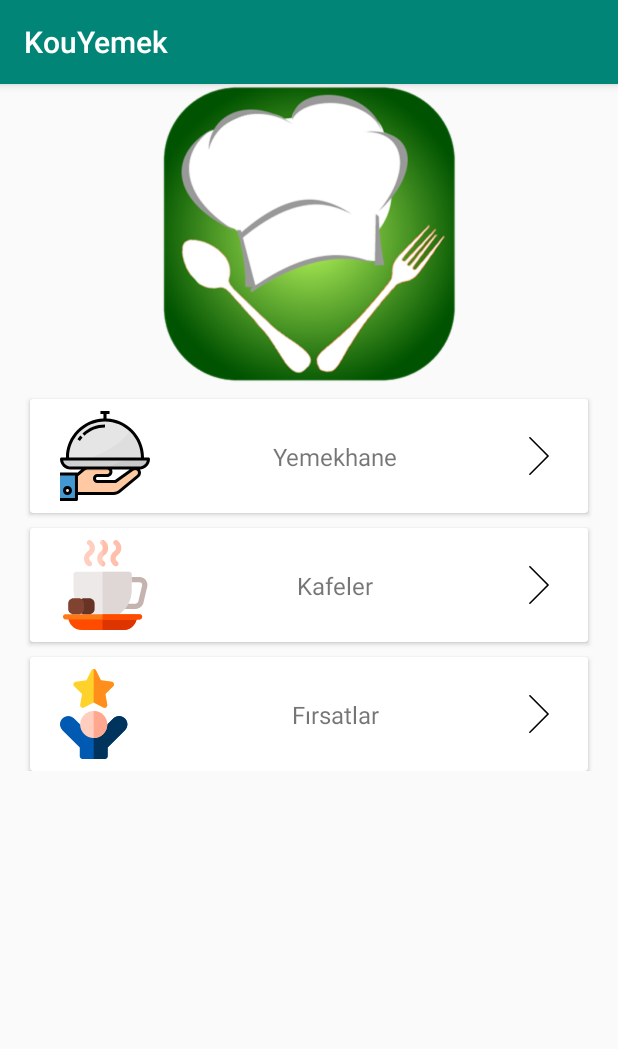
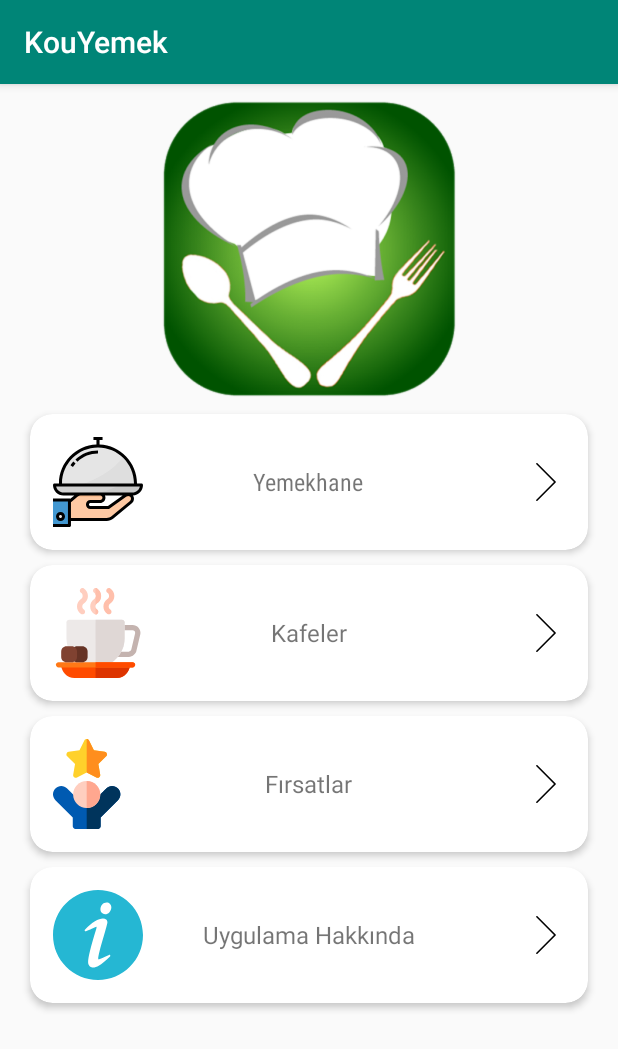
Before and after one commit to merdo988/kouyemek, an Android app: the screen it shows after launch (MainActivity), on a phone screen of 412 x 824 dp. Shown: the top 1049 px of the screen. Run offline under Robolectric (Android 15) with nearby library versions, the light colour scheme and no system bars.

Commit message:
AnaEkran Düzenlendi

```diff
--- /dev/null
+++ b/app/src/main/res/drawable/info_icon.xml
@@ -0,0 +1,17 @@
+<?xml version="1.0" encoding="utf-8"?>
+<vector xmlns:android="http://schemas.android.com/apk/res/android"
+    android:width="496.158dp"
+    android:height="496.158dp"
+    android:viewportWidth="496.158"
+    android:viewportHeight="496.158">
+
+    <path
+        android:fillColor="#25B7D3"
+        android:pathData="M496.158,248.085c0-137.022-111.069-248.082-248.075-248.082C111.07,0.003,0,111.063,0,248.085 c0,137.001,111.07,248.07,248.083,248.07C385.089,496.155,496.158,385.086,496.158,248.085z" />
+    <path
+        android:fillColor="#FFFFFF"
+        android:pathData="M315.249,359.555c-1.387-2.032-4.048-2.755-6.27-1.702c-24.582,11.637-52.482,23.94-57.958,25.015 c-0.138-0.123-0.357-0.348-0.644-0.737c-0.742-1.005-1.103-2.318-1.103-4.015c0-13.905,10.495-56.205,31.192-125.719 c17.451-58.406,19.469-70.499,19.469-74.514c0-6.198-2.373-11.435-6.865-15.146c-4.267-3.519-10.229-5.302-17.719-5.302 c-12.459,0-26.899,4.73-44.146,14.461c-16.713,9.433-35.352,25.41-55.396,47.487c-1.569,1.729-1.733,4.314-0.395,6.228 c1.34,1.915,3.825,2.644,5.986,1.764c7.037-2.872,42.402-17.359,47.557-20.597c4.221-2.646,7.875-3.989,10.861-3.989 c0.107,0,0.199,0.004,0.276,0.01c0.036,0.198,0.07,0.5,0.07,0.933c0,3.047-0.627,6.654-1.856,10.703 c-30.136,97.641-44.785,157.498-44.785,182.994c0,8.998,2.501,16.242,7.432,21.528c5.025,5.393,11.803,8.127,20.146,8.127 c8.891,0,19.712-3.714,33.08-11.354c12.936-7.392,32.68-23.653,60.363-49.717C316.337,364.326,316.636,361.587,315.249,359.555z" />
+    <path
+        android:fillColor="#FFFFFF"
+        android:pathData="M314.282,76.672c-4.925-5.041-11.227-7.597-18.729-7.597c-9.34,0-17.475,3.691-24.176,10.971 c-6.594,7.16-9.938,15.946-9.938,26.113c0,8.033,2.463,14.69,7.32,19.785c4.922,5.172,11.139,7.794,18.476,7.794 c8.958,0,17.049-3.898,24.047-11.586c6.876-7.553,10.363-16.433,10.363-26.393C321.646,88.105,319.169,81.684,314.282,76.672z" />
+</vector>
--- a/app/src/main/res/layout/activity_main.xml
+++ b/app/src/main/res/layout/activity_main.xml
@@ -1,4 +1,10 @@
 <?xml version="1.0" encoding="utf-8"?>
+
+<ScrollView xmlns:android="http://schemas.android.com/apk/res/android"
+    android:layout_width="fill_parent"
+    android:layout_height="fill_parent"
+    android:orientation="vertical" >
+
 <LinearLayout xmlns:android="http://schemas.android.com/apk/res/android"
     xmlns:app="http://schemas.android.com/apk/res-auto"
     xmlns:tools="http://schemas.android.com/tools"
@@ -7,184 +13,191 @@
     android:orientation="vertical"
     tools:context=".MainActivity">
 
+
+<RelativeLayout
+    android:layout_width="match_parent"
+    android:layout_height="wrap_content"
+    android:layout_marginTop="10dp">
+
     <ImageView
         android:id="@+id/sc1UstIcon"
         android:layout_width="200dp"
-        android:layout_gravity="center"
         android:layout_height="200dp"
-        app:srcCompat="@drawable/sc1AnaIcon" />
+        android:layout_centerHorizontal="true"
+        app:srcCompat="@drawable/sc1anaicon" />
+</RelativeLayout>
 
-    <android.support.v7.widget.CardView
+    <android.support.v7.widget.CardView xmlns:card_view="http://schemas.android.com/apk/res-auto"
         android:id="@+id/cardYemekhane"
         android:layout_width="match_parent"
         android:layout_height="wrap_content"
         android:layout_marginLeft="20dp"
         android:layout_marginTop="10dp"
-        android:layout_marginRight="20dp">
+        android:layout_marginRight="20dp"
+        card_view:cardElevation="3dp"
+        card_view:cardCornerRadius="15dp">
+        <RelativeLayout
 
-        <android.support.constraint.ConstraintLayout
+            android:id="@+id/card_view_outerrrr"
             android:layout_width="match_parent"
-            android:layout_height="match_parent">
-
+            android:layout_height="wrap_content"
+            android:padding="15dp"
+            >
             <ImageView
                 android:id="@+id/sc1yemekhaneicon"
                 android:layout_width="60dp"
                 android:layout_height="60dp"
-                android:layout_marginLeft="20dp"
-                android:layout_marginTop="8dp"
-                android:layout_marginBottom="8dp"
                 android:src="@drawable/sc1yemekhane"
-                app:layout_constraintBottom_toBottomOf="parent"
-                app:layout_constraintStart_toStartOf="parent"
-                app:layout_constraintTop_toTopOf="parent" />
-
+                 />
             <TextView
                 android:id="@+id/sc1Text"
                 android:layout_width="wrap_content"
                 android:layout_height="wrap_content"
-                android:layout_centerInParent="true"
-                android:layout_gravity="center"
-                android:layout_marginStart="8dp"
-                android:layout_marginLeft="8dp"
-                android:layout_marginTop="8dp"
-                android:layout_marginEnd="8dp"
-                android:layout_marginRight="8dp"
-                android:layout_marginBottom="8dp"
-                android:fontFamily=""
+                android:fontFamily="sans-serif-condensed"
                 android:text="Yemekhane"
                 android:textSize="16sp"
-                app:layout_constraintBottom_toBottomOf="parent"
-                app:layout_constraintEnd_toStartOf="@+id/sc1SagOk"
-                app:layout_constraintStart_toEndOf="@+id/sc1yemekhaneicon"
-                app:layout_constraintTop_toTopOf="parent" />
+                android:layout_centerInParent="true" />
 
-            <ImageView
-                android:id="@+id/sc1SagOk"
-                android:layout_width="25dp"
-                android:layout_height="25dp"
-                android:layout_marginRight="20dp"
-                android:src="@drawable/chevron_icon"
-                app:layout_constraintBottom_toBottomOf="parent"
-                app:layout_constraintEnd_toEndOf="parent"
-                app:layout_constraintTop_toTopOf="parent" />
-        </android.support.constraint.ConstraintLayout>
-
+        <ImageView
+            android:id="@+id/sc1SagOk"
+            android:layout_width="25dp"
+            android:layout_height="25dp"
+            android:layout_alignParentRight="true"
+            android:layout_centerVertical="true"
+            android:src="@drawable/chevron_icon" />
+        </RelativeLayout>
     </android.support.v7.widget.CardView>
 
-    <android.support.v7.widget.CardView
+    <android.support.v7.widget.CardView xmlns:card_view="http://schemas.android.com/apk/res-auto"
         android:id="@+id/cardCafeler"
         android:layout_width="match_parent"
         android:layout_height="wrap_content"
         android:layout_marginLeft="20dp"
         android:layout_marginTop="10dp"
         android:layout_marginRight="20dp"
-        android:onClick="cafelereGit">
+        card_view:cardElevation="3dp"
+        android:onClick="cafelereGit"
+        card_view:cardCornerRadius="15dp">
+        <RelativeLayout
 
-        <android.support.constraint.ConstraintLayout
+            android:id="@+id/cardCafelerIc"
             android:layout_width="match_parent"
-            android:layout_height="match_parent">
+            android:layout_height="wrap_content"
+            android:padding="15dp"
+            >
 
             <ImageView
-                android:id="@+id/sc1CafeIcon"
+                android:id="@+id/sc1cardcafelericon"
                 android:layout_width="60dp"
                 android:layout_height="60dp"
-                android:layout_marginLeft="20dp"
-                android:layout_marginTop="8dp"
-                android:layout_marginBottom="8dp"
-                android:src="@drawable/coffeecup_icon"
-                app:layout_constraintBottom_toBottomOf="parent"
-                app:layout_constraintStart_toStartOf="parent"
-                app:layout_constraintTop_toTopOf="parent" />
+                android:src="@drawable/coffeecup_icon" />
 
             <TextView
-                android:id="@+id/sc2Text"
+                android:id="@+id/sc1CardCafelerText"
                 android:layout_width="wrap_content"
                 android:layout_height="wrap_content"
                 android:layout_centerInParent="true"
-                android:layout_gravity="center"
-                android:layout_marginStart="8dp"
-                android:layout_marginLeft="8dp"
-                android:layout_marginTop="8dp"
-                android:layout_marginEnd="8dp"
-                android:layout_marginRight="8dp"
-                android:layout_marginBottom="8dp"
                 android:fontFamily=""
                 android:text="Kafeler"
                 android:textSize="16sp"
-                app:layout_constraintBottom_toBottomOf="parent"
-                app:layout_constraintEnd_toStartOf="@+id/sc2SagOk"
-                app:layout_constraintStart_toEndOf="@+id/sc1CafeIcon"
-                app:layout_constraintTop_toTopOf="parent" />
+               />
 
             <ImageView
-                android:id="@+id/sc2SagOk"
+                android:id="@+id/sc1CafelerSagOk"
                 android:layout_width="25dp"
                 android:layout_height="25dp"
-                android:layout_marginRight="20dp"
-                android:src="@drawable/chevron_icon"
-                app:layout_constraintBottom_toBottomOf="parent"
-                app:layout_constraintEnd_toEndOf="parent"
-                app:layout_constraintTop_toTopOf="parent" />
-        </android.support.constraint.ConstraintLayout>
-
+                android:layout_alignParentRight="true"
+                android:layout_centerVertical="true"
+                android:src="@drawable/chevron_icon" />
+        </RelativeLayout>
     </android.support.v7.widget.CardView>
-
-
-    <android.support.v7.widget.CardView
+    <android.support.v7.widget.CardView xmlns:card_view="http://schemas.android.com/apk/res-auto"
         android:id="@+id/cardFirsatlar"
         android:layout_width="match_parent"
         android:layout_height="wrap_content"
         android:layout_marginLeft="20dp"
         android:layout_marginTop="10dp"
-        android:layout_marginRight="20dp">
+        android:layout_marginRight="20dp"
+        card_view:cardElevation="3dp"
+        card_view:cardCornerRadius="15dp">
+        <RelativeLayout
 
-        <android.support.constraint.ConstraintLayout
+            android:id="@+id/cardFirsatlarIc"
             android:layout_width="match_parent"
-            android:layout_height="match_parent">
+            android:layout_height="wrap_content"
+            android:padding="15dp"
+            >
 
             <ImageView
-                android:id="@+id/sc3FirsatIcon"
+                android:id="@+id/sc1cardFirsatlarIcIcon"
                 android:layout_width="60dp"
                 android:layout_height="60dp"
-                android:layout_marginLeft="20dp"
-                android:layout_marginTop="8dp"
-                android:layout_marginBottom="8dp"
                 android:src="@drawable/firsat_icon"
-                app:layout_constraintBottom_toBottomOf="parent"
-                app:layout_constraintStart_toStartOf="parent"
-                app:layout_constraintTop_toTopOf="parent" />
+                 />
 
             <TextView
-                android:id="@+id/sc3Text"
+                android:id="@+id/sc1FirsatlarText"
                 android:layout_width="wrap_content"
-                android:layout_height="21dp"
+                android:layout_height="wrap_content"
                 android:layout_centerInParent="true"
-                android:layout_gravity="center"
-                android:layout_marginStart="8dp"
-                android:layout_marginLeft="8dp"
-                android:layout_marginTop="8dp"
-                android:layout_marginEnd="8dp"
-                android:layout_marginRight="8dp"
-                android:layout_marginBottom="8dp"
                 android:fontFamily=""
                 android:text="Fırsatlar"
-                android:textSize="16sp"
-                app:layout_constraintBottom_toBottomOf="parent"
-                app:layout_constraintEnd_toStartOf="@+id/sc3SagOk"
-                app:layout_constraintStart_toEndOf="@+id/sc3FirsatIcon"
-                app:layout_constraintTop_toTopOf="parent" />
+                android:textSize="16sp"/>
 
             <ImageView
-                android:id="@+id/sc3SagOk"
+                android:id="@+id/sc1FirsalarSagOk"
                 android:layout_width="25dp"
                 android:layout_height="25dp"
-                android:layout_marginRight="20dp"
-                android:src="@drawable/chevron_icon"
-                app:layout_constraintBottom_toBottomOf="parent"
-                app:layout_constraintEnd_toEndOf="parent"
-                app:layout_constraintTop_toTopOf="parent" />
-        </android.support.constraint.ConstraintLayout>
+                android:layout_alignParentRight="true"
+                android:layout_centerVertical="true"
+                android:src="@drawable/chevron_icon" />
+        </RelativeLayout>
+    </android.support.v7.widget.CardView>
+    <android.support.v7.widget.CardView xmlns:card_view="http://schemas.android.com/apk/res-auto"
+        android:id="@+id/cardInfo"
+        android:layout_width="match_parent"
+        android:layout_height="wrap_content"
+        android:layout_marginLeft="20dp"
+        android:layout_marginTop="10dp"
+        android:layout_marginRight="20dp"
+        android:layout_marginBottom="10dp"
+        card_view:cardElevation="3dp"
+        card_view:cardCornerRadius="15dp">
+        <RelativeLayout
 
+            android:id="@+id/cardInfoIc"
+            android:layout_width="match_parent"
+            android:layout_height="wrap_content"
+            android:padding="15dp"
+            >
+
+            <ImageView
+                android:id="@+id/sc1cardInfoIcIcon"
+                android:layout_width="60dp"
+                android:layout_height="60dp"
+                android:src="@drawable/info_icon"
+                />
+
+            <TextView
+                android:id="@+id/sc1InfoText"
+                android:layout_width="wrap_content"
+                android:layout_height="wrap_content"
+                android:layout_centerInParent="true"
+                android:fontFamily=""
+                android:text="Uygulama Hakkında"
+                android:textSize="16sp"
+                />
+
+            <ImageView
+                android:id="@+id/sc1InfoSagOk"
+                android:layout_width="25dp"
+                android:layout_height="25dp"
+                android:layout_alignParentRight="true"
+                android:layout_centerVertical="true"
+                android:src="@drawable/chevron_icon" />
+        </RelativeLayout>
     </android.support.v7.widget.CardView>
 
+
 </LinearLayout>
+</ScrollView>
```
Also changed, not shown: app/src/main/res/drawable/sc1anaicon.png (renamed from app/src/main/res/drawable/sc1AnaIcon.png), 1 other file.
